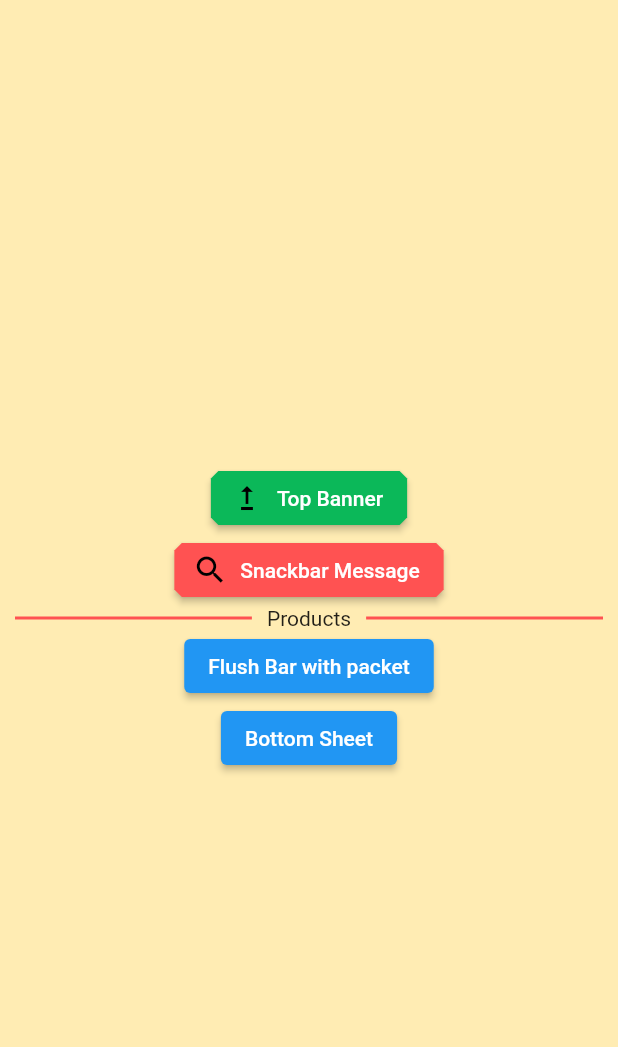
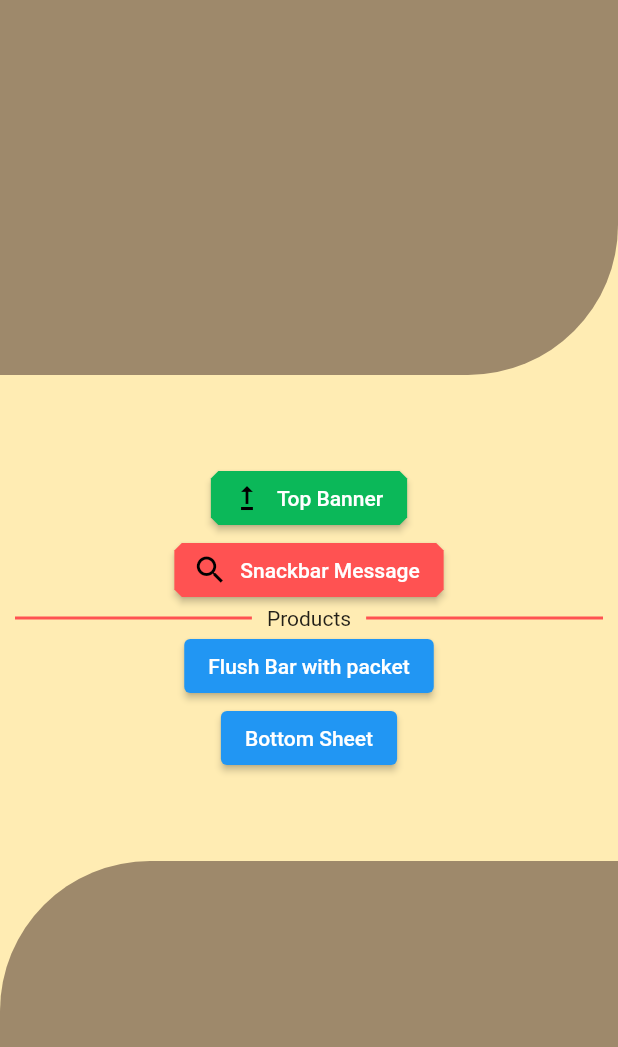
Before and after one commit to yavuzfk/ready_widgets, a Flutter app: the screen it shows after launch, on a phone screen of 412 x 824 dp. Shown: the top 1047 px of the screen. Run offline on Flutter 3.47's test engine with Material 2 defaults, Android fonts, the phone set to English and light mode, and no system bars; our stand-ins replace another_flushbar.

Commit message:
beuty container designed

```diff
--- a/lib/message_widgets_view.dart
+++ b/lib/message_widgets_view.dart
@@ -17,7 +17,21 @@ class _UserMessageWidgetsState extends State<UserMessageWidgets> {
       body: SafeArea(
         child: Column(
           crossAxisAlignment: CrossAxisAlignment.center,
-          mainAxisAlignment: MainAxisAlignment.center,
+          mainAxisAlignment: MainAxisAlignment.spaceBetween,
+          children: [
+            Container(
+              // color: Colors.brown.shade900,
+              width: MediaQuery.of(context).size.width,
+              height: 250,
+              decoration: BoxDecoration(
+                  color: Colors.brown.shade900.withOpacity(0.5),
+                  borderRadius: const BorderRadius.only(
+                      bottomRight: Radius.circular(100))),
+              child: Column(
+                children: const [],
+              ),
+            ),
+            Column(
               children: [
                 ElevatedButton.icon(
                   icon: const Icon(
@@ -96,7 +110,21 @@ class _UserMessageWidgetsState extends State<UserMessageWidgets> {
                                 ));
                           });
                     },
-                child: const Text("Bottom Sheet"))
+                    child: const Text("Bottom Sheet")),
+              ],
+            ),
+            Container(
+              // color: Colors.brown.shade900,
+              width: MediaQuery.of(context).size.width,
+              height: 250,
+              decoration: BoxDecoration(
+                  color: Colors.brown.shade900.withOpacity(0.5),
+                  borderRadius:
+                      const BorderRadius.only(topLeft: Radius.circular(100))),
+              child: Column(
+                children: const [],
+              ),
+            ),
           ],
         ),
       ),
```
Lines whose indentation alone changed are shown as unchanged.
